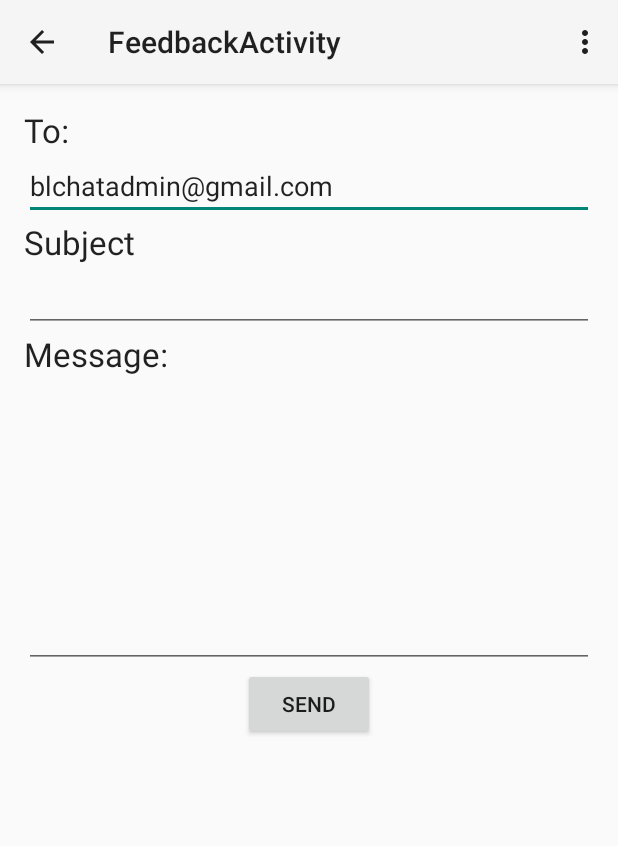
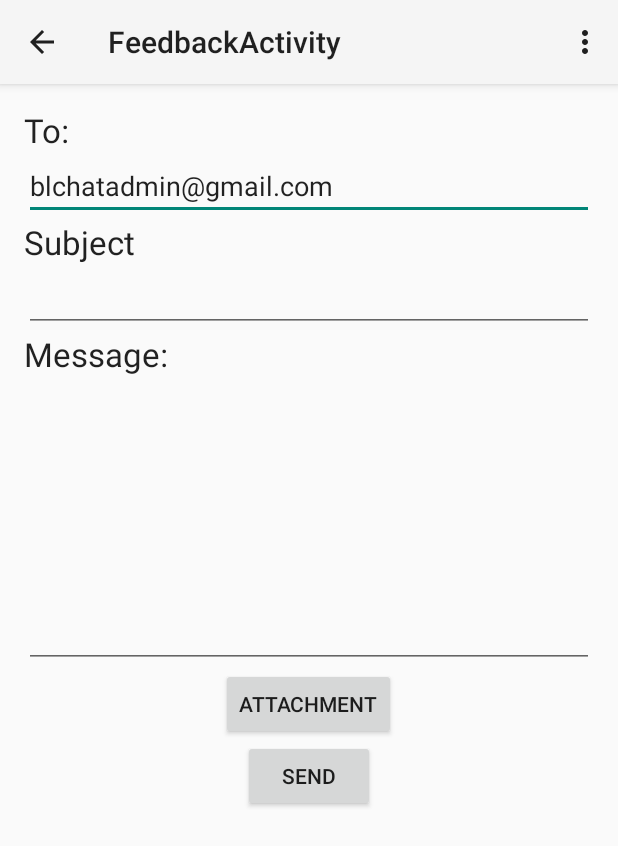
Before and after one commit to NYIT-CSCI455-2015-Spring/BluetoothChat, an Android app: the FeedbackActivity screen opened directly, with no data from a screen before it, after a tap on "SEND", on a phone screen of 412 x 824 dp. Shown: the top 846 px of the screen. Run offline under Robolectric (Android 15) with nearby library versions, the phone set to English and light mode, and no system bars.

Commit message:
Commited FeedbackActivity.java : Added attachment feature. User can now attach an image from "DropBox" or "Photos" or " "Gallery". Commited HelpActivity.java : Added camera feature. User can access camera and take pictures. Note: Code is in HelpActivity.
Before commiting, I checked everything and everything works: Notifications, Email, Accessing Website and all other features work.

```diff
--- a/Application/src/main/AndroidManifest.xml
+++ b/Application/src/main/AndroidManifest.xml
@@ -23,6 +23,12 @@
 
     <uses-permission android:name="android.permission.BLUETOOTH_ADMIN" />
     <uses-permission android:name="android.permission.BLUETOOTH" />
+    <uses-permission android:name="android.permission.INTERNET"/>
+    <uses-permission android:name="android.permission.READ_EXTERNAL_STORAGE" />
+    <uses-permission android:name="android.permission.READ_INTERNAL_STORAGE" />
+    <uses-permission android:name="android.permission.ACCESS_NETWORK_STATE" />
+    <uses-permission android:name="android.permission.CAMERA"></uses-permission>
+
 
     <application
         android:allowBackup="true"
--- a/Application/src/main/java/com/example/android/bluetoothchat/FeedbackActivity.java
+++ b/Application/src/main/java/com/example/android/bluetoothchat/FeedbackActivity.java
@@ -2,18 +2,27 @@ package com.example.android.bluetoothchat;
 
 import android.app.Activity;
 import android.content.Intent;
+import android.database.Cursor;
+import android.net.Uri;
 import android.os.Bundle;
+import android.provider.MediaStore;
 import android.view.Menu;
 import android.view.MenuItem;
 import android.view.View;
 import android.widget.Button;
 import android.widget.EditText;
 import android.view.View.OnClickListener;
+import android.util.Log;
+import android.widget.Toast;
 
-public class FeedbackActivity extends Activity {
+public class FeedbackActivity extends Activity implements OnClickListener {
 
-    Button Send;//Send Button
-    EditText SendTo, Subject,Message;//Edit Text
+    Button Send, Attachment;//Send Button
+    EditText SendTo,Subject,Message;//Edit Text
+    Uri URI = null;
+    private static final int PICK_FROM_GALLERY = 101;
+    int Image;
+    String sendto, subject,message, attachment;
 
     @Override
     protected void onCreate(Bundle savedInstanceState) {
@@ -25,26 +34,29 @@ public class FeedbackActivity extends Activity {
         SendTo = (EditText) findViewById(R.id.EditSendTo);
         Subject = (EditText) findViewById(R.id.subjectline);
         Message =  (EditText) findViewById(R.id.messageline);
+        Attachment = (Button) findViewById(R.id.attach);
+        Send.setOnClickListener(this);
+        Attachment.setOnClickListener(this);
 
-        Send.setOnClickListener(new OnClickListener() {
-            @Override
-            public void onClick(View v) {
-                String sendTo, subject, message;
-                sendTo = SendTo.getText().toString();
-                subject = Subject.getText().toString();
-                message = Message.getText().toString();
-
-                Intent Email = new Intent(Intent.ACTION_SEND);
-                Email.putExtra(Intent.EXTRA_EMAIL, new String[]{sendTo});
-                Email.putExtra(Intent.EXTRA_SUBJECT, new String[]{subject});
-                Email.putExtra(Intent.EXTRA_TEXT, new String[]{message});
-                Email.setType("message/rfc822");
-                startActivity(Intent.createChooser(Email, "Please choose from below options"));
-            }
-        });
     }
 
+    protected void onActivityResult(int request, int response, Intent result) {
 
+
+        if (request == PICK_FROM_GALLERY && response == RESULT_OK){
+            Uri pickedimage = result.getData();
+            String[] picturepath = {MediaStore.Images.Media.DATA};
+            Cursor cursor = getContentResolver().query(pickedimage, picturepath, null, null, null);
+            cursor.moveToFirst();
+            Image = cursor.getColumnIndex(picturepath[0]);
+            attachment = cursor.getString(Image);
+            Log.e("Attachment Path:", attachment);
+            URI = Uri.parse("file://" + attachment);
+            cursor.close();
+
+        }
+
+    }
     @Override
     public boolean onCreateOptionsMenu(Menu menu) {
         // Inflate the menu; this adds items to the action bar if it is present.
@@ -66,4 +78,47 @@ public class FeedbackActivity extends Activity {
 
         return super.onOptionsItemSelected(item);
     }
+
+    @Override
+    public void onClick(View v) {
+
+             if (v == Attachment){
+                 viewGallery();
+             }
+            if (v == Send){
+                try{
+                    sendto = SendTo.getText().toString();
+                    subject = Subject.getText().toString();
+                    message = Message.getText().toString();
+                    Intent EMAIL = new Intent(Intent.ACTION_SEND);
+                    EMAIL.setType("plain/text");
+                    EMAIL.putExtra(Intent.EXTRA_EMAIL, new String[]{ sendto});
+                    EMAIL.putExtra(Intent.EXTRA_SUBJECT, subject);
+                    if (URI != null) {
+                        EMAIL.putExtra(Intent.EXTRA_STREAM, URI);
+                    }
+                    EMAIL.putExtra(Intent.EXTRA_TEXT, message);
+                    this.startActivity(Intent.createChooser(EMAIL,
+                            " Almost Done, please Choose..."));
+                }
+            catch (Throwable t){
+
+                Toast.makeText(this,
+                        "Your request failed! Please try again: " + t.toString(),
+                        Toast.LENGTH_LONG).show();
+            }
+            }
+
+    }
+    private void viewGallery() { //opens the gallery
+
+        Intent attachmentintent = new Intent();
+        attachmentintent.setType("image/*");
+        attachmentintent.setAction(Intent.ACTION_GET_CONTENT);
+        attachmentintent.putExtra("return-data", true);
+        startActivityForResult(
+                Intent.createChooser(attachmentintent, "Please Pick an Image Using:"),
+                PICK_FROM_GALLERY);
+
+    }
 }
--- a/Application/src/main/res/layout/activity_feedback.xml
+++ b/Application/src/main/res/layout/activity_feedback.xml
@@ -1,4 +1,5 @@
-<LinearLayout xmlns:android="http://schemas.android.com/apk/res/android"
+
+<ScrollView xmlns:android="http://schemas.android.com/apk/res/android"
     xmlns:tools="http://schemas.android.com/tools" android:layout_width="match_parent"
     android:layout_height="match_parent" android:paddingLeft="@dimen/activity_horizontal_margin"
     android:paddingRight="@dimen/activity_horizontal_margin"
@@ -6,7 +7,10 @@
     android:paddingBottom="@dimen/activity_vertical_margin"
     tools:context="com.example.android.bluetoothchat.FeedbackActivity"
     android:orientation="vertical">
-
+<LinearLayout
+    android:layout_width="fill_parent"
+    android:layout_height="fill_parent"
+    android:orientation="vertical">
     <TextView
         android:layout_width="wrap_content"
         android:layout_height="wrap_content"
@@ -26,7 +30,8 @@
         android:layout_height="wrap_content"
         android:textAppearance="?android:attr/textAppearanceLarge"
         android:text="@string/subject"
-        android:id="@+id/subject" />
+        android:id="@+id/subject"/>
+
     <EditText
         android:layout_width="fill_parent"
         android:layout_height="wrap_content"
@@ -46,6 +51,13 @@
         android:inputType="textMultiLine"
         android:lines="8"
         android:id="@+id/messageline" />
+
+    <Button
+        android:layout_width="wrap_content"
+        android:layout_height="wrap_content"
+        android:layout_gravity="center_horizontal"
+        android:text="@string/attachimage"
+        android:id="@+id/attach" />
     <Button
         android:layout_width="wrap_content"
         android:layout_height="wrap_content"
@@ -53,4 +65,6 @@
         android:text="@string/sendbutton"
         android:id="@+id/sendto" />
 
-</LinearLayout>
+    </LinearLayout>
+
+    </ScrollView>
--- a/Application/src/main/res/values/strings.xml
+++ b/Application/src/main/res/values/strings.xml
@@ -78,4 +78,6 @@
 
 <!-- TODO: Remove or change this placeholder text -->
     <string name="hello_blank_fragment">No Bluetooth adapter found!</string>
+    <string name="attachimage">Attachment</string>
+    <string name="camerabutton">Camera</string> //Camera button in Help Page
 </resources>
```
Also changed, not shown: Application/src/main/java/com/example/android/bluetoothchat/HelpActivity.java (+14 -1 lines), Application/src/main/res/layout/activity_help.xml (+10 -0 lines), 3 other files.
